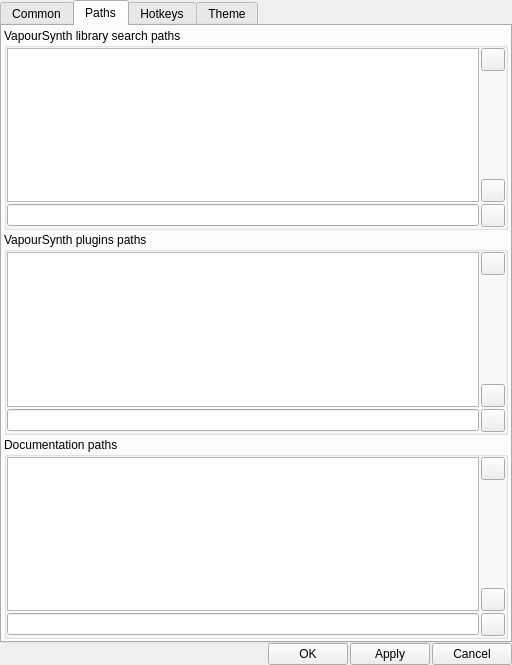
Above: vsedit/src/settings/settings_dialog.ui from YomikoR/VapourSynth-Editor before the change. Below: the same form after it.
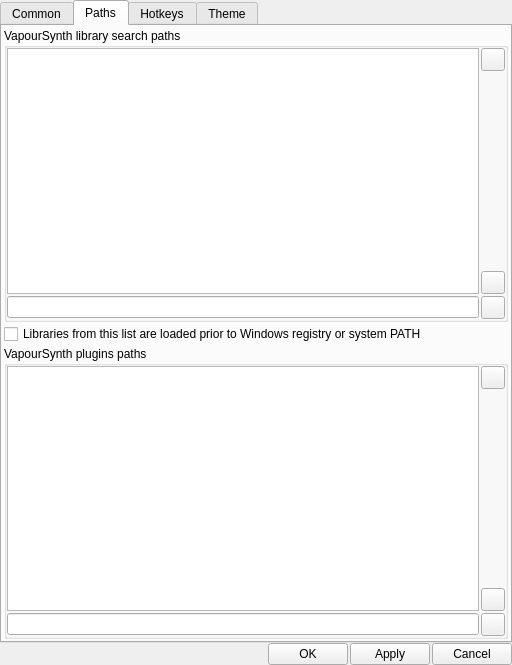
That is the form after the change. The open tabs and pages were chosen to show the change.

Commit message: Add option to prefer loading VS libs from settings and remove the doc part see #27 NOTE: it's still up to <python> to decide which vapoursynth lib is used when running scripts

Patch:
```diff
--- a/vsedit/src/settings/settings_dialog.ui
+++ b/vsedit/src/settings/settings_dialog.ui
@@ -440,6 +440,13 @@
          </layout>
         </widget>
        </item>
+       <item>
+        <widget class="QCheckBox" name="preferLibraryFromListCheckBox">
+         <property name="text">
+          <string>Libraries from this list are loaded prior to Windows registry or system PATH</string>
+         </property>
+        </widget>
+       </item>
        <item>
         <widget class="QGroupBox" name="vsPluginsPathsGroupBox">
          <property name="title">
@@ -523,89 +530,6 @@
          </layout>
         </widget>
        </item>
-       <item>
-        <widget class="QGroupBox" name="vsDocumentationPathsGroupBox">
-         <property name="title">
-          <string>Documentation paths</string>
-         </property>
-         <layout class="QGridLayout" name="gridLayout_3">
-          <property name="leftMargin">
-           <number>0</number>
-          </property>
-          <property name="topMargin">
-           <number>0</number>
-          </property>
-          <property name="rightMargin">
-           <number>0</number>
-          </property>
-          <property name="bottomMargin">
-           <number>0</number>
-          </property>
-          <property name="spacing">
-           <number>2</number>
-          </property>
-          <item row="0" column="0" rowspan="3">
-           <widget class="QListWidget" name="vsDocumentationPathsListWidget">
-            <property name="horizontalScrollBarPolicy">
-             <enum>Qt::ScrollBarAlwaysOff</enum>
-            </property>
-            <property name="alternatingRowColors">
-             <bool>true</bool>
-            </property>
-            <property name="textElideMode">
-             <enum>Qt::ElideNone</enum>
-            </property>
-           </widget>
-          </item>
-          <item row="0" column="1">
-           <widget class="QToolButton" name="removeVSDocumentationPathButton">
-            <property name="toolTip">
-             <string>Remove VapourSynth documentation path</string>
-            </property>
-            <property name="text">
-             <string/>
-            </property>
-           </widget>
-          </item>
-          <item row="1" column="1">
-           <spacer name="verticalSpacer_4">
-            <property name="orientation">
-             <enum>Qt::Vertical</enum>
-            </property>
-            <property name="sizeHint" stdset="0">
-             <size>
-              <width>20</width>
-              <height>124</height>
-             </size>
-            </property>
-           </spacer>
-          </item>
-          <item row="2" column="1">
-           <widget class="QToolButton" name="addVSDocumentationPathButton">
-            <property name="toolTip">
-             <string>Add VapourSynth documentation path</string>
-            </property>
-            <property name="text">
-             <string/>
-            </property>
-           </widget>
-          </item>
-          <item row="3" column="0">
-           <widget class="QLineEdit" name="vsDocumentationPathEdit"/>
-          </item>
-          <item row="3" column="1">
-           <widget class="QToolButton" name="selectVSDocumentationPathButton">
-            <property name="toolTip">
-             <string>Select path</string>
-            </property>
-            <property name="text">
-             <string/>
-            </property>
-           </widget>
-          </item>
-         </layout>
-        </widget>
-       </item>
       </layout>
      </widget>
      <widget class="QWidget" name="hotkeysSettingsTab">
```
The commit also changes 11 other files.
